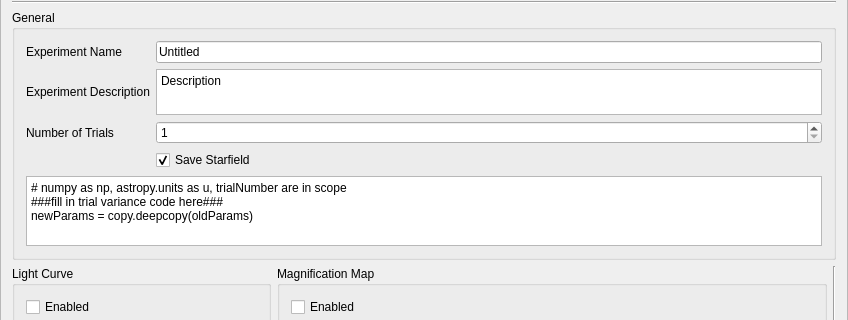
The window that Resources/GUIViews/BatchTableView/batchtableview.ui (JordanKoeller/MirageOld) describes before a commit, drawn with Qt 5; both pictures show x 0 to 848 and y 312 to 632 of the 848 by 741 pixel window.
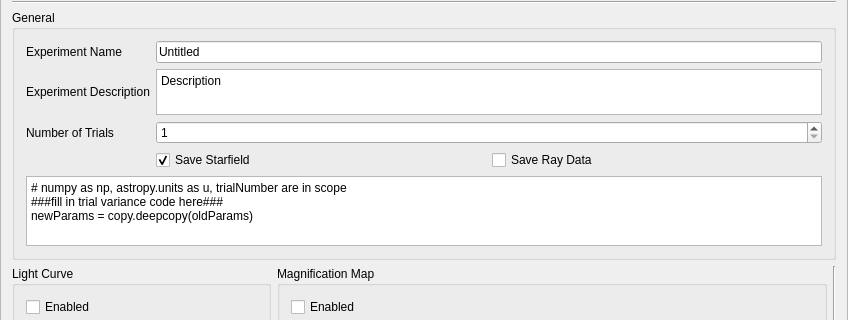
The same window after the commit.

```diff
--- a/Resources/GUIViews/BatchTableView/batchtableview.ui
+++ b/Resources/GUIViews/BatchTableView/batchtableview.ui
@@ -137,6 +137,8 @@
              </widget>
             </item>
             <item row="3" column="1">
+             <layout class="QHBoxLayout" name="horizontalLayout_4">
+              <item>
              <widget class="QCheckBox" name="queueSaveStarfield">
               <property name="text">
                <string>Save Starfield</string>
@@ -145,6 +147,15 @@
                <bool>true</bool>
               </property>
              </widget>
+              </item>
+              <item>
+               <widget class="QCheckBox" name="saveRayData">
+                <property name="text">
+                 <string>Save Ray Data</string>
+                </property>
+               </widget>
+              </item>
+             </layout>
             </item>
            </layout>
           </item>
```
Lines whose indentation alone changed are shown as unchanged.
